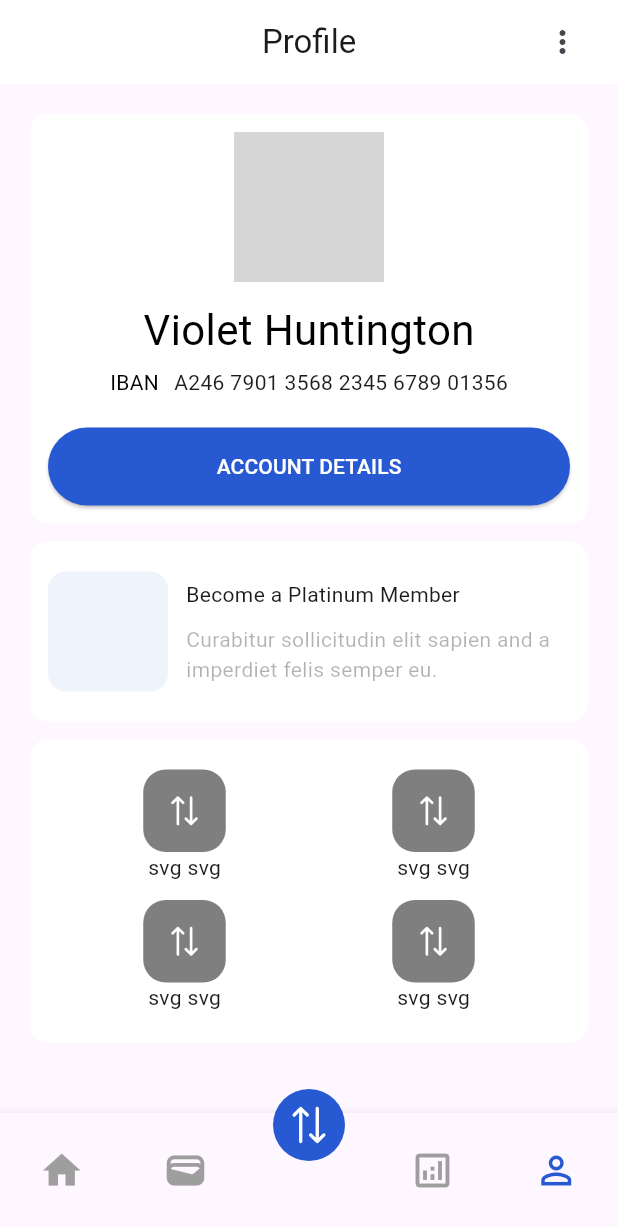
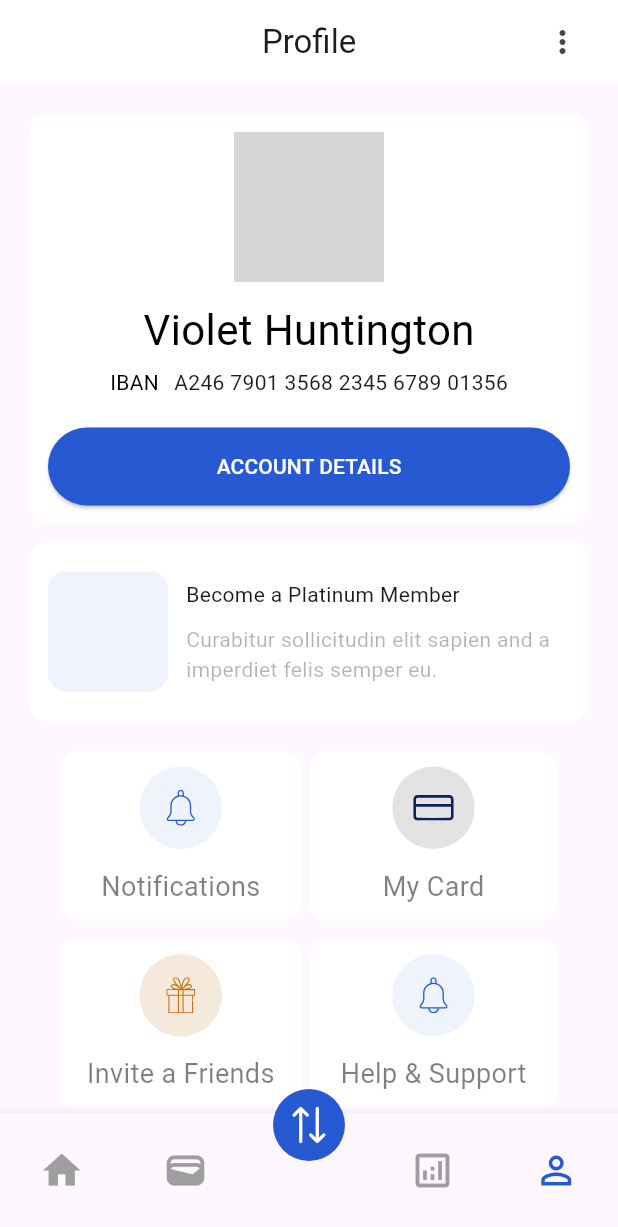
Before and after one commit to mazzlaxaani/RemPro, a Flutter app: the screen it shows after launch, item 5 of the bottom bar chosen, on a phone screen of 412 x 824 dp. Shown: the top 1227 px of the screen. Run offline on Flutter 3.47's test engine with Material 3 defaults, Android fonts, the phone set to English and light mode, and no system bars; our stand-ins replace flutter_svg, gap; grey boxes are pictures that could not be loaded.

Commit message:
initial commit
new projuct upload github

```diff
--- a/lib/profilepage.dart
+++ b/lib/profilepage.dart
@@ -26,7 +26,8 @@ class _ProfilePageState extends State<ProfilePage> {
           ),
         ],
       ),
-      body: Container(
+      body: SingleChildScrollView(
+        child: Container(
           padding: const EdgeInsets.all(20.0),
           child: Column(
             children: [
@@ -115,16 +116,10 @@ class _ProfilePageState extends State<ProfilePage> {
                   ],
                 ),
               ),
-            Gap(12),
               Container(
                 padding: const EdgeInsets.all(20),
                 width: double.infinity,
-              decoration: BoxDecoration(
-                borderRadius: BorderRadius.circular(12),
-                color: Colors.white,
-              ),
                 child: Column(
-
                   children: [
                     Row(
                       children: [
@@ -133,19 +128,27 @@ class _ProfilePageState extends State<ProfilePage> {
                             child: Column(
                               children: [
                                 Container(
-                                child: SvgPicture.asset('assets/arrows.svg' , width: 27, height: 24,color: Colors.white,),
+                                  child: SvgPicture.asset('assets/bell.svg' , width: 27, height: 24,color: Cprimarycolor,),
                                   decoration: BoxDecoration(
-                                  borderRadius: BorderRadius.circular(15),
-                                  color: Colors.black.withOpacity(0.5)
+                                    borderRadius: BorderRadius.circular(50),
+                                    color: Color(0xFFEFF3FC)
                                   ),
                                   width: 55,
                                   height: 55,
                                   padding: const EdgeInsets.all(10),
                                   alignment: Alignment.center,
+
                                 ),
-                              Text('svg svg')
+                                Gap(12),
+                                Text('Notifications', style: TextStyle(fontSize: 18,color: Colors.black.withOpacity(0.5)),)
                               ],
                             ),
+                            decoration: BoxDecoration(
+                              borderRadius: BorderRadius.circular(12),
+                              color: Colors.white,
+                            ),
+                            padding: const EdgeInsets.all(10),
+                            margin: const EdgeInsets.only(right: 5),
                           ),
                         ),
                         Expanded(
@@ -153,21 +156,28 @@ class _ProfilePageState extends State<ProfilePage> {
                             child: Column(
                               children: [
                                 Container(
-                                child: SvgPicture.asset('assets/arrows.svg' , width: 27, height: 24,color: Colors.white,),
+                                  child: SvgPicture.asset('assets/card.svg' , width: 27, height: 24,color: Color(0xFF0A225E),),
                                   decoration: BoxDecoration(
-                                    borderRadius: BorderRadius.circular(15),
-                                    color: Colors.black.withOpacity(0.5)
+                                      borderRadius: BorderRadius.circular(50),
+                                      color: Color(0xFFE3E3E3)
                                   ),
                                   width: 55,
                                   height: 55,
                                   padding: const EdgeInsets.all(10),
                                   alignment: Alignment.center,
                                 ),
-                              Text('svg svg')
+                                Gap(12),
+                                Text('My Card', style: TextStyle(fontSize: 18,color: Colors.black.withOpacity(0.5)),),
+
                               ],
                             ),
+                            decoration: BoxDecoration(
+                              borderRadius: BorderRadius.circular(12),
+                              color: Colors.white,
                             ),
-                      )
+                            padding: const EdgeInsets.all(10),
+                          ),
+                        ),
                       ],
                     ),
                     Gap(12),
@@ -178,19 +188,27 @@ class _ProfilePageState extends State<ProfilePage> {
                             child: Column(
                               children: [
                                 Container(
-                                child: SvgPicture.asset('assets/arrows.svg' , width: 27, height: 24,color: Colors.white,),
+                                  child: SvgPicture.asset('assets/git.svg' , width: 27, height: 24,color: Color(0xffC57315),),
                                   decoration: BoxDecoration(
-                                    borderRadius: BorderRadius.circular(15),
-                                    color: Colors.black.withOpacity(0.5)
+                                      borderRadius: BorderRadius.circular(50),
+                                      color: Color(0xFFF5E9DB)
                                   ),
                                   width: 55,
                                   height: 55,
                                   padding: const EdgeInsets.all(10),
                                   alignment: Alignment.center,
+
                                 ),
-                              Text('svg svg')
+                                Gap(12),
+                                Text('Invite a Friends', style: TextStyle(fontSize: 18,color: Colors.black.withOpacity(0.5)),)
                               ],
                             ),
+                            decoration: BoxDecoration(
+                              borderRadius: BorderRadius.circular(12),
+                              color: Colors.white,
+                            ),
+                            padding: const EdgeInsets.all(10),
+                            margin: const EdgeInsets.only(right: 5),
                           ),
                         ),
                         Expanded(
@@ -198,28 +216,35 @@ class _ProfilePageState extends State<ProfilePage> {
                             child: Column(
                               children: [
                                 Container(
-                                child: SvgPicture.asset('assets/arrows.svg' , width: 27, height: 24,color: Colors.white,),
+                                  child: SvgPicture.asset('assets/bell.svg' , width: 27, height: 24,color: Cprimarycolor,),
                                   decoration: BoxDecoration(
-                                    borderRadius: BorderRadius.circular(15),
-                                    color: Colors.black.withOpacity(0.5)
+                                      borderRadius: BorderRadius.circular(50),
+                                      color: Color(0xFFEFF3FC)
                                   ),
                                   width: 55,
                                   height: 55,
                                   padding: const EdgeInsets.all(10),
                                   alignment: Alignment.center,
                                 ),
-                              Text('svg svg')
+                                Gap(12),
+                                Text('Help & Support', style: TextStyle(fontSize: 18,color: Colors.black.withOpacity(0.5)),)
                               ],
                             ),
+                            decoration: BoxDecoration(
+                              borderRadius: BorderRadius.circular(12),
+                              color: Colors.white,
                             ),
-                      )
+                            padding: const EdgeInsets.all(10),
+                          ),
+                        ),
                       ],
-                  )
+                    ),
                   ],
                 ),
               )
             ],
           ),
+        ),
       )
     );
   }
```
Also changed, not shown: assets/card.svg (added), assets/git.svg (added). Lines whose indentation alone changed are shown as unchanged.
